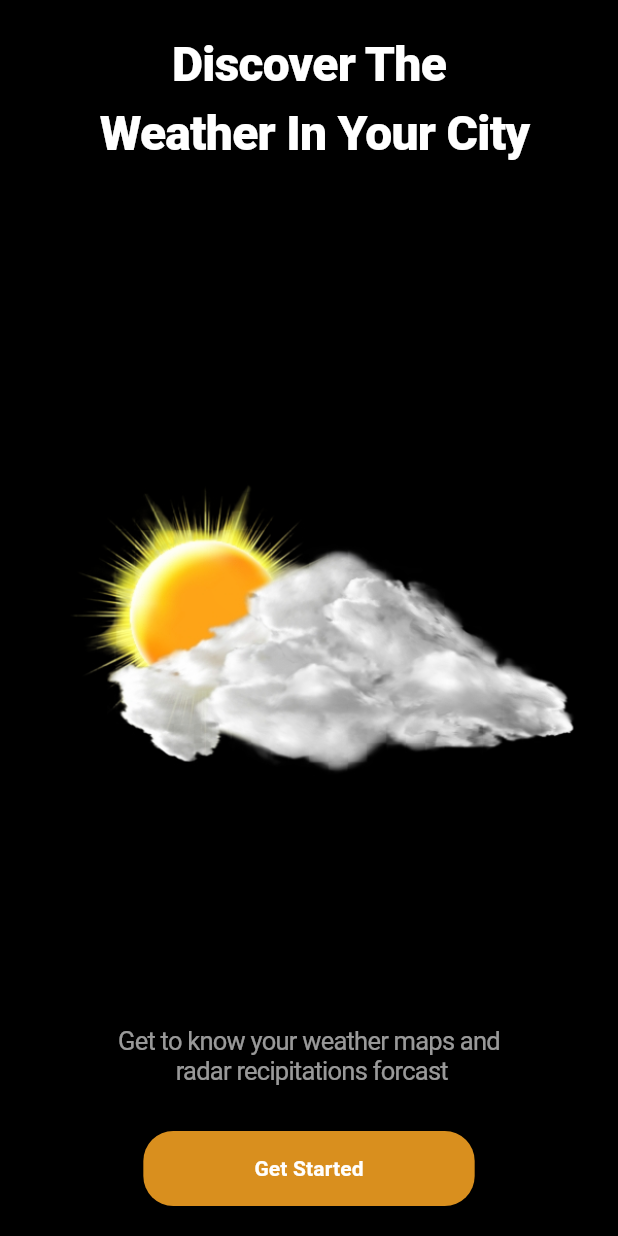
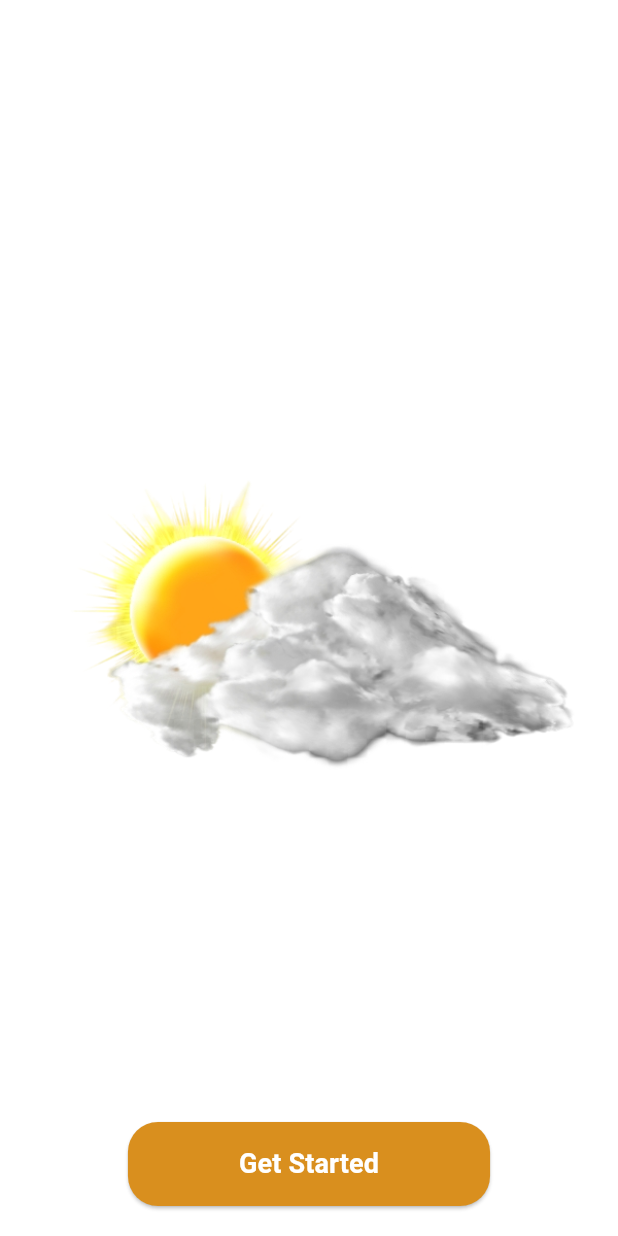
Before and after one commit to azizbek123411/vezer, a Flutter app: the first screen one second after launch, on a phone screen of 412 x 824 dp. Run offline on Flutter 3.47's test engine with Material 3 defaults, Android fonts, the light colour scheme and no system bars; our stand-ins replace flutter_riverpod.

Commit message:
splash screen

```diff
--- a/lib/main.dart
+++ b/lib/main.dart
@@ -1,24 +1,30 @@
 import 'package:flutter/material.dart';
+import 'package:flutter_riverpod/flutter_riverpod.dart';
+import 'package:vezer/provider/theme_provider.dart';
+import 'package:vezer/theme/theme.dart';
 import 'package:vezer/view/splash_screens/splash_screen.dart';
 
-
 void main() {
-  runApp(const MyApp());
+  runApp(
+    ProviderScope(
+      child: const MyApp(),
+    ),
+  );
 }
 
-class MyApp extends StatelessWidget {
+class MyApp extends ConsumerWidget {
   const MyApp({super.key});
 
   @override
-  Widget build(BuildContext context) {
+  Widget build(BuildContext context,WidgetRef ref) {
+    final themeMode=ref.watch(themeNotifierProvider);
     return MaterialApp(
+      themeMode: themeMode,
+      theme:lightTheme,
+      darkTheme: darkTheme,
       debugShowCheckedModeBanner: false,
       title: 'Flutter Demo',
-      theme: ThemeData(
 
-        colorScheme: ColorScheme.fromSeed(seedColor: Colors.deepPurple),
-        useMaterial3: true,
-      ),
       home: const SplashScreen(),
     );
   }
--- a/lib/view/splash_screens/splash_screen.dart
+++ b/lib/view/splash_screens/splash_screen.dart
@@ -1,5 +1,8 @@
+import 'dart:async';
+
 import 'package:flutter/material.dart';
 import 'package:vezer/utils/colors.dart';
+import 'package:vezer/view/pages/home_page.dart';
 
 class SplashScreen extends StatefulWidget {
   const SplashScreen({super.key});
@@ -9,10 +12,33 @@ class SplashScreen extends StatefulWidget {
 }
 
 class _SplashScreenState extends State<SplashScreen> {
+  late Timer _timer;
+  @override
+  void initState() {
+    _timer = Timer(Duration(seconds: 3), () {
+      if (mounted) {
+        Navigator.pushReplacement(
+          context,
+          MaterialPageRoute(
+            builder: (context) => HomePage(),
+          ),
+        );
+      }
+    });
+    super.initState();
+  }
+
+  @override
+  void dispose() {
+    // TODO: implement dispose
+    super.dispose();
+    _timer.cancel();
+  }
+
   @override
   Widget build(BuildContext context) {
     return Scaffold(
-      backgroundColor: Colors.black,
+      backgroundColor: Theme.of(context).colorScheme.primary,
       body: SafeArea(
         child: Padding(
           padding: EdgeInsets.symmetric(vertical: 20),
@@ -26,7 +52,7 @@ class _SplashScreenState extends State<SplashScreen> {
                     fontSize: 32,
                     fontWeight: FontWeight.w800,
                     letterSpacing: -0.5,
-                    color: Colors.white,
+                    color: Theme.of(context).colorScheme.secondary,
                   ),
                 ),
               ),
@@ -41,28 +67,35 @@ class _SplashScreenState extends State<SplashScreen> {
                   textAlign: TextAlign.center,
                   style: TextStyle(
                     fontSize: 17,
-                    // fontWeight: FontWeight.w800,
                     letterSpacing: -0.5,
                     height: 1.2,
-                    color: Colors.white60,
+                    color: Theme.of(context).colorScheme.onPrimary,
                   ),
                 ),
               ),
               Padding(
                 padding: EdgeInsets.only(top: 30),
                 child: ElevatedButton(
-                  onPressed: () {},
+                  onPressed: () {
+                    _timer.cancel();
+                    Navigator.pushReplacement(
+                        context,
+                        MaterialPageRoute(
+                          builder: (context) => HomePage(),
+                        ));
+                  },
                   style: ElevatedButton.styleFrom(
-                    backgroundColor: buttonColor,
-                    shape: RoundedRectangleBorder(
-                      borderRadius: BorderRadius.circular(20)
-                    )                  ),
+                      backgroundColor: buttonColor,
+                      shape: RoundedRectangleBorder(
+                          borderRadius: BorderRadius.circular(20))),
                   child: Padding(
-                    padding: const EdgeInsets.symmetric(horizontal: 50,vertical: 15),
-                    child: Text('Get Started',style:TextStyle(
-                      color: Colors.white,
-                      fontWeight: FontWeight.bold
-                    )),
+                    padding: const EdgeInsets.symmetric(
+                        horizontal: 50, vertical: 15),
+                    child: Text('Get Started',
+                        style: TextStyle(
+                            color: Theme.of(context).colorScheme.secondary,
+                            fontWeight: FontWeight.bold,
+                            fontSize: 18)),
                   ),
                 ),
               ),
```
Also changed, not shown: lib/view/pages/home_page.dart (renamed from lib/home_page.dart).
